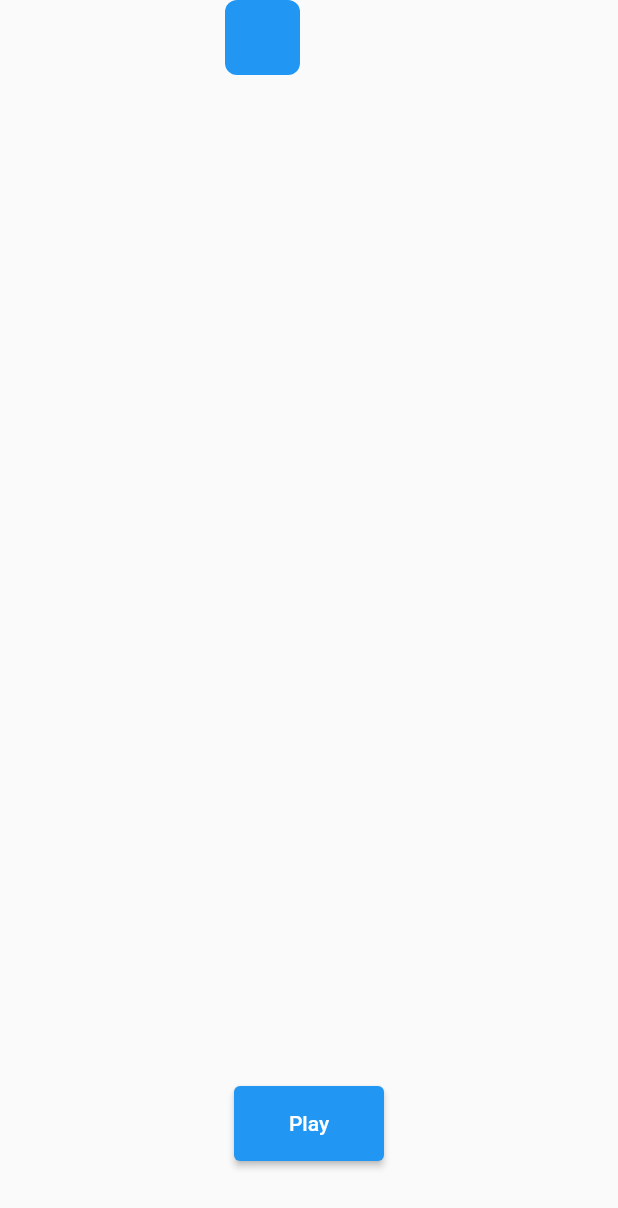
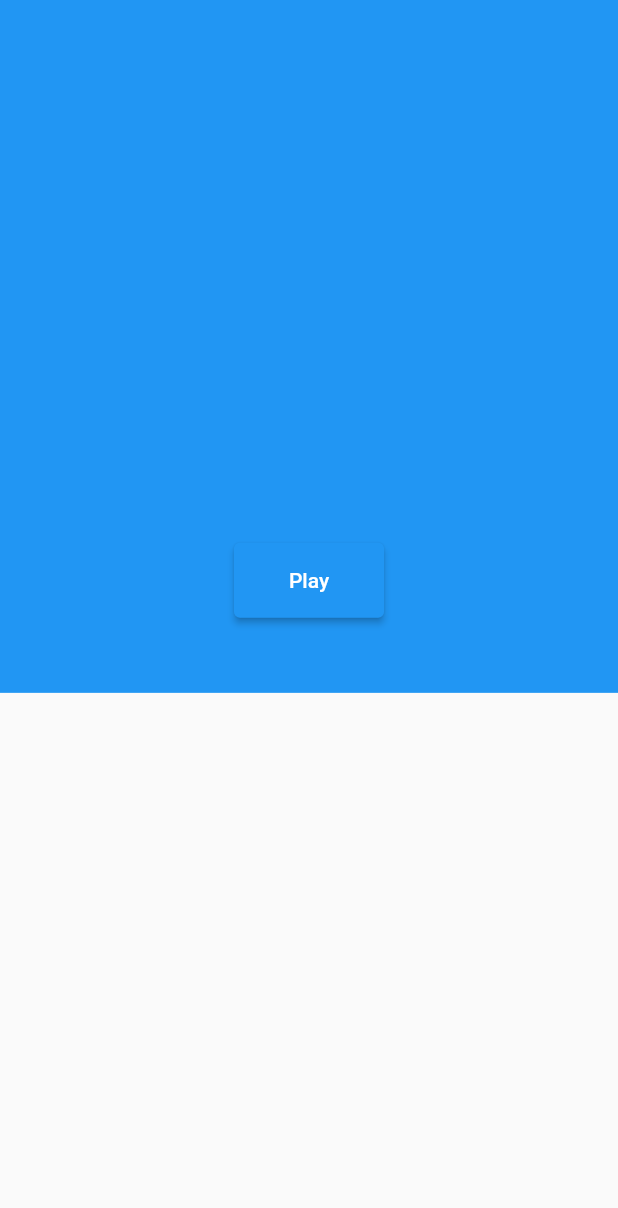
Before and after one commit to Magoulo/Flutter-Animation, a Flutter app: the screen it shows after launch, after a tap on "Custom", on a phone screen of 412 x 824 dp. Shown: the top 1208 px of the screen. Run offline on Flutter 3.47's test engine with Material 2 defaults, Android fonts, the light colour scheme and no system bars; our stand-ins replace lottie; missing offline and left inert: dart:ffi.

Commit message:
example sequence animation

```diff
--- a/flutter_animation/lib/screens/customAnimation.dart
+++ b/flutter_animation/lib/screens/customAnimation.dart
@@ -13,23 +13,46 @@
 class _CustomAnimationScreenState extends State<CustomAnimationScreen>
     with TickerProviderStateMixin {
   late final AnimationController _controller;
-  double value = 150;
-  double _x = 0;
-  double _y = 0;
-  Color _color = Colors.blue;
+  late final Animation<double> _animation;
 
   @override
   void initState() {
     super.initState();
 
-    _controller = AnimationController(
-        vsync: this, duration: const Duration(milliseconds: 1000));
+    _controller =
+        AnimationController(vsync: this, duration: const Duration(seconds: 5));
+
+    _animation = TweenSequence<double>(
+      <TweenSequenceItem<double>>[
+        TweenSequenceItem<double>(
+          tween: Tween<double>(begin: 5.0, end: 10.0)
+              .chain(CurveTween(curve: Curves.ease)),
+          weight: 40.0,
+        ),
+        TweenSequenceItem<double>(
+          tween: ConstantTween<double>(10.0),
+          weight: 20.0,
+        ),
+        TweenSequenceItem<double>(
+          tween: Tween<double>(begin: 10.0, end: 5.0)
+              .chain(CurveTween(curve: Curves.ease)),
+          weight: 40.0,
+        ),
+      ],
+    ).animate(_controller);
+
+    _controller.repeat();
   }
 
   @override
   void dispose() {
     _controller.dispose();
     super.dispose();
+  }
+
+  void _startAnimation() {
+    _controller.reset();
+    _controller.forward();
   }
 
   @override
@@ -46,32 +69,16 @@
                   'Api Animation',
                 ),
               ),*/
-              TweenAnimationBuilder(
-                tween:
-                    Tween<Offset>(begin: Offset(150, 0), end: Offset(150, _y)),
-                duration: const Duration(seconds: 1),
-                curve: Curves.easeInOut,
-                builder: (context, Offset offset, child) {
-                  return Positioned(
-                    left: offset.dx,
-                    top: offset.dy,
-                    child: TweenAnimationBuilder(
-                      tween: Tween<Color>(begin: Colors.blue, end: _color),
-                      duration: const Duration(seconds: 0),
-                      builder: (context, Color color, child) {
-                        return Container(
-                          width: 50,
-                          height: 50,
-                          decoration: BoxDecoration(
-                              color: color,
-                              borderRadius: BorderRadius.circular(8)),
-                        );
-                      },
-                      child: child,
-                    ),
+
+              AnimatedBuilder(
+                animation: _animation,
+                builder: (context, child) {
+                  return Container(
+                    width: _animation.value * 50,
+                    height: _animation.value * 50,
+                    color: Colors.blue,
                   );
                 },
-                child: Container(),
               ),
               Positioned(
                 left: MediaQuery.of(context).size.width /
@@ -82,14 +89,7 @@
                   width: 100,
                   height: 50,
                   child: ElevatedButton(
-                    onPressed: () {
-                      setState(() {
-                        // _x = _x == 0 ? 100 : 0;
-                        _y = _y == 0 ? 400 : 0;
-                        _color =
-                            _color == Colors.blue ? Colors.red : Colors.blue;
-                      });
-                    },
+                    onPressed: _startAnimation,
                     child: const Text('Play'),
                   ),
                 ),
@@ -99,3 +99,12 @@
     );
   }
 }
+
+
+/*Container(
+                          width: 50,
+                          height: 50,
+                          decoration: BoxDecoration(
+                              color: color,
+                              borderRadius: BorderRadius.circular(8)),
+                        ); */
```
